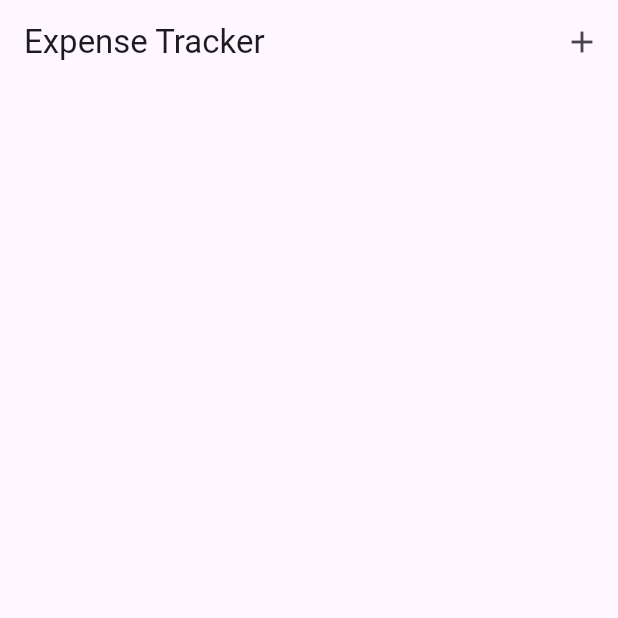
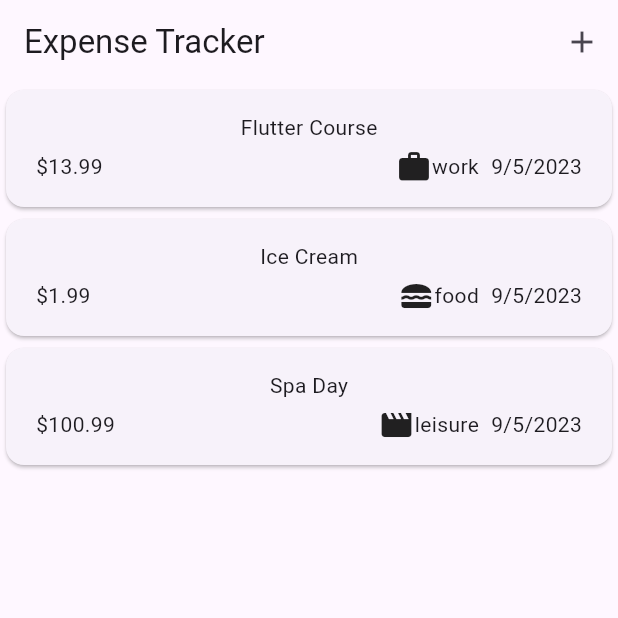
Before and after one commit to jayceebuarao/expense-tracker, a Flutter app: the screen it shows after launch, on a phone screen of 412 x 824 dp, the top half of it. Run offline on Flutter 3.47's test engine with Material 2 defaults, Android fonts, the phone set to English and light mode, and no system bars.

Commit message:
add deletion snack bar notif and undo delete

```diff
--- a/lib/widgets/expenses.dart
+++ b/lib/widgets/expenses.dart
@@ -13,7 +13,23 @@ class Expenses extends StatefulWidget {
 }
 
 class _ExpensesState extends State<Expenses> {
-  final List<Expense> _registeredExpenses = [];
+  final List<Expense> _registeredExpenses = [
+    Expense(
+        title: 'Flutter Course',
+        amount: 13.99,
+        date: DateTime.now(),
+        category: Category.work),
+    Expense(
+        title: 'Ice Cream',
+        amount: 1.99,
+        date: DateTime.now(),
+        category: Category.food),
+    Expense(
+        title: 'Spa Day',
+        amount: 100.99,
+        date: DateTime.now(),
+        category: Category.leisure),
+  ];
 
   void _updateExpenses(Expense expense) {
     setState(() {
@@ -21,21 +37,49 @@ class _ExpensesState extends State<Expenses> {
     });
   }
 
-  void _removeExpenseItem(expense) {
+  void _removeExpenseItem(Expense expense) {
+    final expenseIndex = _registeredExpenses.indexOf(expense);
     setState(() {
       _registeredExpenses.remove(expense);
     });
+    ScaffoldMessenger.of(context).clearSnackBars();
+    ScaffoldMessenger.of(context).showSnackBar(
+      SnackBar(
+        duration: const Duration(seconds: 3),
+        content: const Text('Expense Deleted.'),
+        action: SnackBarAction(
+          label: 'Undo',
+          onPressed: () {
+            setState(() {
+              _registeredExpenses.insert(expenseIndex, expense);
+            });
+          },
+        ),
+      ),
+    );
+  }
+
+  void _openAddExpenseOverlay() {
+    showModalBottomSheet(
+      isScrollControlled: true,
+      context: context,
+      builder: (ctx) => NewExpense(
+        updateExpenses: _updateExpenses,
+      ),
+    );
   }
 
   @override
   Widget build(BuildContext context) {
-    void _openAddExpenseOverlay() {
-      showModalBottomSheet(
-        isScrollControlled: true,
-        context: context,
-        builder: (ctx) => NewExpense(
-          updateExpenses: _updateExpenses,
-        ),
+    Widget mainContent = const Center(
+      child: Text(
+          'No Expenses so far! :) Start adding your expenses through \'+\''),
+    );
+
+    if (_registeredExpenses.isNotEmpty) {
+      mainContent = ExpensesList(
+        expenses: _registeredExpenses,
+        onRemoveExpense: _removeExpenseItem,
       );
     }
 
@@ -51,12 +95,7 @@ class _ExpensesState extends State<Expenses> {
       ),
       body: Column(
         children: [
-          Expanded(
-            child: ExpensesList(
-              expenses: _registeredExpenses,
-              onRemoveExpense: _removeExpenseItem,
-            ),
-          ),
+          Expanded(child: mainContent),
         ],
       ),
     );
```
